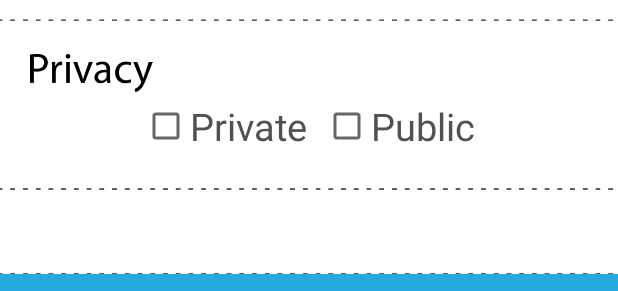
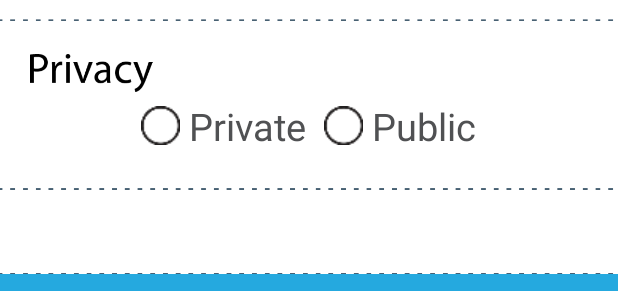
Before and after one commit to avihay123/Veez, an Android app: the layout activity_create_list.xml on its own in the app's theme, with its tools: preview values and no code run, on a phone screen of 412 x 824 dp. Shown: the part 820-1111 px from the top of the screen. Run offline under Robolectric (Android 15) with nearby library versions, the phone set to English and light mode, and no system bars.

Commit message:
commit - add checkBox design

```diff
--- /dev/null
+++ b/app/src/main/res/drawable/check_box_privacy_design.xml
@@ -0,0 +1,7 @@
+<?xml version="1.0" encoding="utf-8"?>
+<selector xmlns:android="http://schemas.android.com/apk/res/android">
+
+    <item android:state_checked="true"  android:drawable="@drawable/check_box_2"/>
+    <item android:state_checked="false" android:drawable="@drawable/check_box_1" />
+
+</selector>
--- a/app/src/main/res/layout-land/activity_create_list.xml
+++ b/app/src/main/res/layout-land/activity_create_list.xml
@@ -190,7 +190,8 @@
             <CheckBox
                 android:layout_width="wrap_content"
                 android:layout_height="wrap_content"
-                android:text="Private"
+                android:text=" Private"
+                android:button="@drawable/check_box_privacy_design"
                 android:textColor="#505153"
                 android:textSize="25sp"
                 android:id="@+id/cb_private"
@@ -199,7 +200,8 @@
             <CheckBox
                 android:layout_width="wrap_content"
                 android:layout_height="wrap_content"
-                android:text="Public"
+                android:text=" Public"
+                android:button="@drawable/check_box_privacy_design"
                 android:textColor="#505153"
                 android:textSize="25sp"
                 android:id="@+id/cb_public"
--- a/app/src/main/res/layout-land/activity_list_info.xml
+++ b/app/src/main/res/layout-land/activity_list_info.xml
@@ -190,7 +190,8 @@
             <CheckBox
                 android:layout_width="wrap_content"
                 android:layout_height="wrap_content"
-                android:text="Private"
+                android:text=" Private"
+                android:button="@drawable/check_box_privacy_design"
                 android:textColor="#505153"
                 android:textSize="25sp"
                 android:id="@+id/cb_private"
@@ -199,7 +200,8 @@
             <CheckBox
                 android:layout_width="wrap_content"
                 android:layout_height="wrap_content"
-                android:text="Public"
+                android:text=" Public"
+                android:button="@drawable/check_box_privacy_design"
                 android:textColor="#505153"
                 android:textSize="25sp"
                 android:id="@+id/cb_public"
--- a/app/src/main/res/layout-land/list_view_list.xml
+++ b/app/src/main/res/layout-land/list_view_list.xml
@@ -7,10 +7,10 @@
     android:weightSum="9" >
 
     <TextView
-        android:layout_width="65dp"
-        android:layout_height="65dp"
+        android:layout_width="wrap_content"
+        android:layout_height="wrap_content"
         android:id="@+id/tv_num_likes"
-        android:background="@drawable/likes_y"
+        android:background="@drawable/likes_y_s"
         android:layout_weight="0"
         android:text="0"
         android:textColor="#5c5959"
--- a/app/src/main/res/layout/activity_create_list.xml
+++ b/app/src/main/res/layout/activity_create_list.xml
@@ -202,20 +202,22 @@
             <CheckBox
                 android:layout_width="wrap_content"
                 android:layout_height="wrap_content"
-                android:text="Private"
+                android:text=" Private"
+                android:button="@drawable/check_box_privacy_design"
                 android:textColor="#505153"
                 android:textSize="25sp"
                 android:id="@+id/cb_private"
-                android:layout_marginRight="5dp"/>
+                android:layout_marginRight="6dp"/>
 
             <CheckBox
                 android:layout_width="wrap_content"
                 android:layout_height="wrap_content"
-                android:text="Public"
+                android:text=" Public"
+                android:button="@drawable/check_box_privacy_design"
                 android:textColor="#505153"
                 android:textSize="25sp"
                 android:id="@+id/cb_public"
-                android:layout_marginLeft="5dp"/>
+                android:layout_marginLeft="6dp"/>
 
         </LinearLayout>
 
--- a/app/src/main/res/layout/list_view_list.xml
+++ b/app/src/main/res/layout/list_view_list.xml
@@ -7,10 +7,10 @@
     android:weightSum="9" >
 
     <TextView
-        android:layout_width="65dp"
-        android:layout_height="65dp"
+        android:layout_width="wrap_content"
+        android:layout_height="wrap_content"
         android:id="@+id/tv_num_likes"
-        android:background="@drawable/likes_y"
+        android:background="@drawable/likes_y_s"
         android:layout_weight="0"
         android:text="0"
         android:textColor="#5c5959"
```
Also changed, not shown: app/src/main/res/layout/activity_list_info.xml (+6 -4 lines), app/src/main/res/drawable/check_box_1.png, app/src/main/res/drawable/check_box_2.png.
